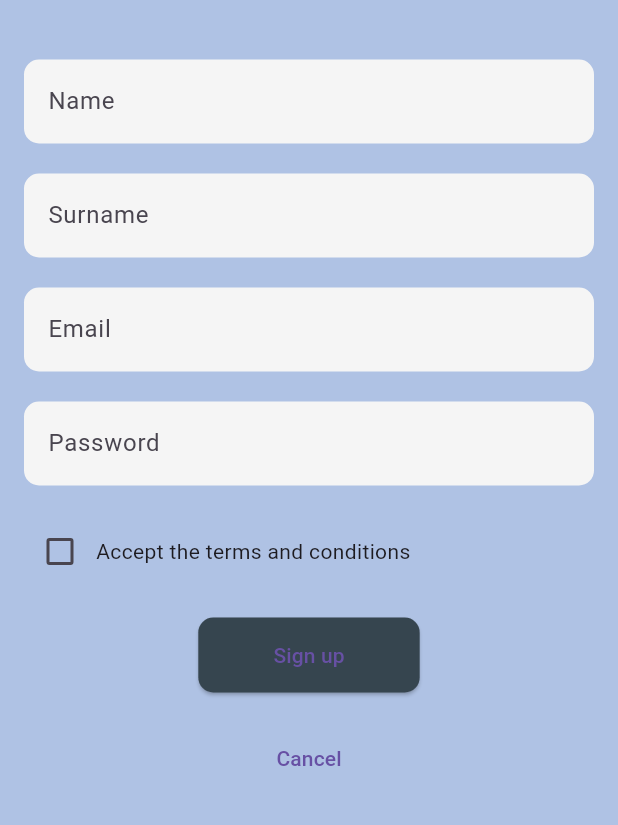
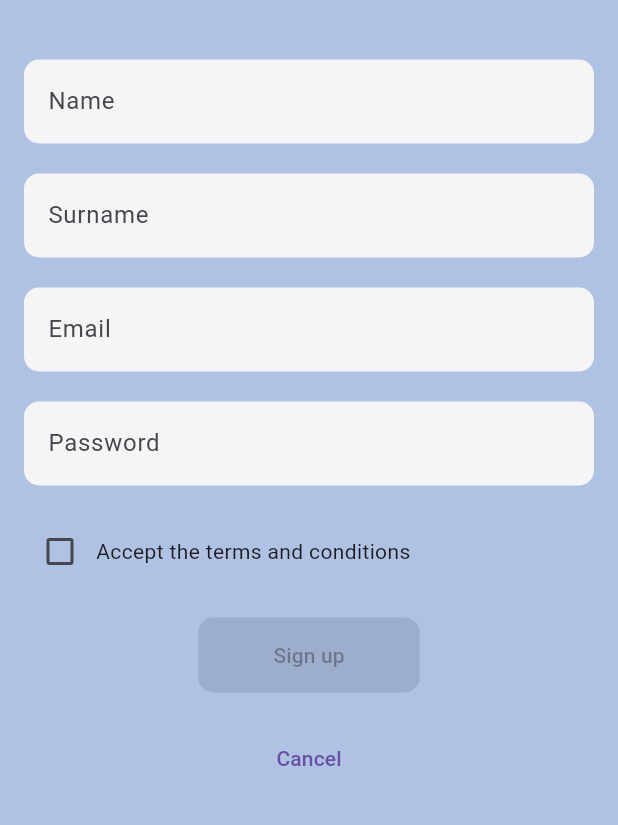
Before and after one commit to a-cvijic/ITA-PROJ, a Flutter app: the SignUpScreen screen opened by its route, on a phone screen of 412 x 824 dp, the part 311-1136 px from its top. Run offline on Flutter 3.47's test engine with Material 3 defaults, Android fonts, the light colour scheme and no system bars; our stand-ins replace google_maps_flutter, image_picker, shared_preferences; missing offline and left inert: google_maps_webservice; accounts and stored records are empty.

Commit message:
Added logic for sign up

```diff
--- a/mobile_app/lib/screens/sign_up_screen.dart
+++ b/mobile_app/lib/screens/sign_up_screen.dart
@@ -1,7 +1,20 @@
 import 'package:flutter/material.dart';
 import '../colors.dart';
+import '../services/api_service.dart';
 
-class SignUpScreen extends StatelessWidget {
+class SignUpScreen extends StatefulWidget {
+  @override
+  _SignUpScreenState createState() => _SignUpScreenState();
+}
+
+class _SignUpScreenState extends State<SignUpScreen> {
+  final TextEditingController _nameController = TextEditingController();
+  final TextEditingController _surnameController = TextEditingController();
+  final TextEditingController _emailController = TextEditingController();
+  final TextEditingController _passwordController = TextEditingController();
+  final ApiService _apiService = ApiService();
+  bool _termsAccepted = false;
+
   @override
   Widget build(BuildContext context) {
     return Scaffold(
@@ -15,6 +28,7 @@ class SignUpScreen extends StatelessWidget {
               Image.asset('assets/logo.png', height: 120),
               SizedBox(height: 40),
               TextField(
+                controller: _nameController,
                 decoration: InputDecoration(
                   hintText: 'Name',
                   filled: true,
@@ -27,6 +41,7 @@ class SignUpScreen extends StatelessWidget {
               ),
               SizedBox(height: 20),
               TextField(
+                controller: _surnameController,
                 decoration: InputDecoration(
                   hintText: 'Surname',
                   filled: true,
@@ -39,6 +54,7 @@ class SignUpScreen extends StatelessWidget {
               ),
               SizedBox(height: 20),
               TextField(
+                controller: _emailController,
                 decoration: InputDecoration(
                   hintText: 'Email',
                   filled: true,
@@ -51,6 +67,7 @@ class SignUpScreen extends StatelessWidget {
               ),
               SizedBox(height: 20),
               TextField(
+                controller: _passwordController,
                 obscureText: true,
                 decoration: InputDecoration(
                   hintText: 'Password',
@@ -66,9 +83,11 @@ class SignUpScreen extends StatelessWidget {
               Row(
                 children: [
                   Checkbox(
-                    value: false,
+                    value: _termsAccepted ,
                     onChanged: (bool? value) {
-                      // Checkbox state to be implemented
+                      setState(() {
+                          _termsAccepted = value ?? false;
+                        });
                     },
                   ),
                   Expanded(
@@ -78,12 +97,22 @@ class SignUpScreen extends StatelessWidget {
               ),
               SizedBox(height: 20),
               ElevatedButton(
-                onPressed: () {
-                  // Add sign up logic
-                  Navigator.pushReplacementNamed(context, '/map');
-                },
+                onPressed: _termsAccepted ? () async {
+                  try {
+                    await _apiService.signUp(
+                      _nameController.text,
+                      _surnameController.text,
+                      _emailController.text,
+                      _passwordController.text,
+                    );
+                    Navigator.pushReplacementNamed(context, '/map');
+                  } catch (e) {
+                    // Handle error
+                    print('Failed to sign up: $e');
+                  }
+                } : null,
                 style: ElevatedButton.styleFrom(
-                  backgroundColor: AppColors.charcoal,
+                  backgroundColor: _termsAccepted ? AppColors.charcoal : AppColors.charcoal.withOpacity(0.5),
                   padding: EdgeInsets.symmetric(horizontal: 50, vertical: 15),
                   shape: RoundedRectangleBorder(
                     borderRadius: BorderRadius.circular(10),
```
Also changed, not shown: mobile_app/lib/services/api_service.dart (+22 -3 lines), mobile_app/pubspec.lock, 3 other files.
